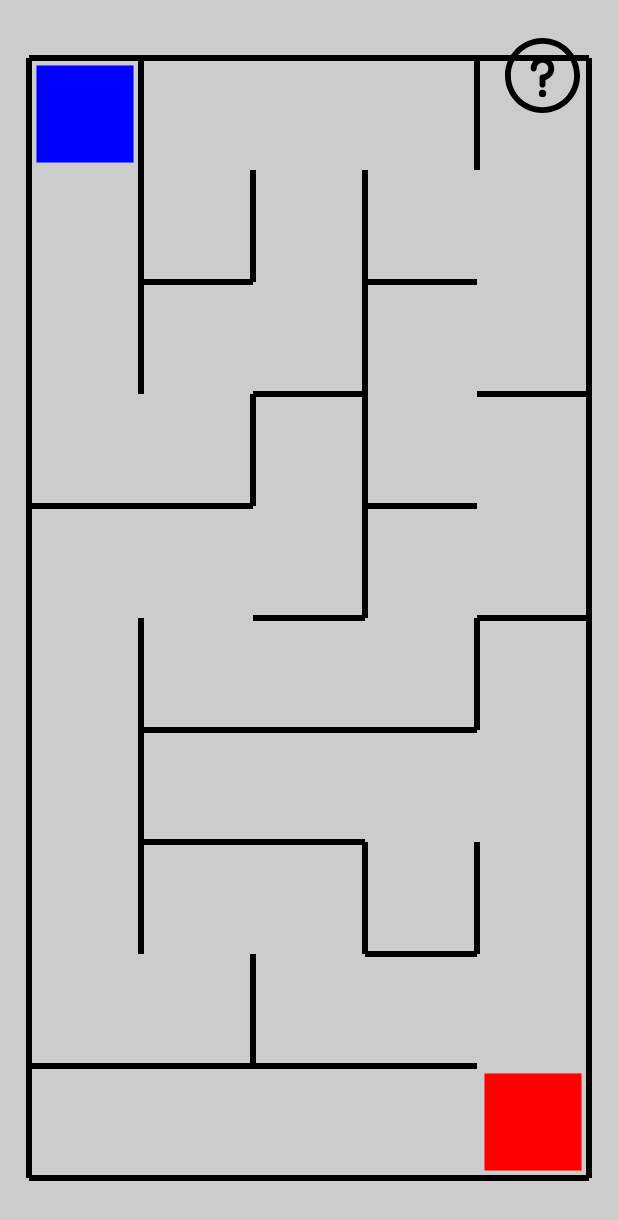
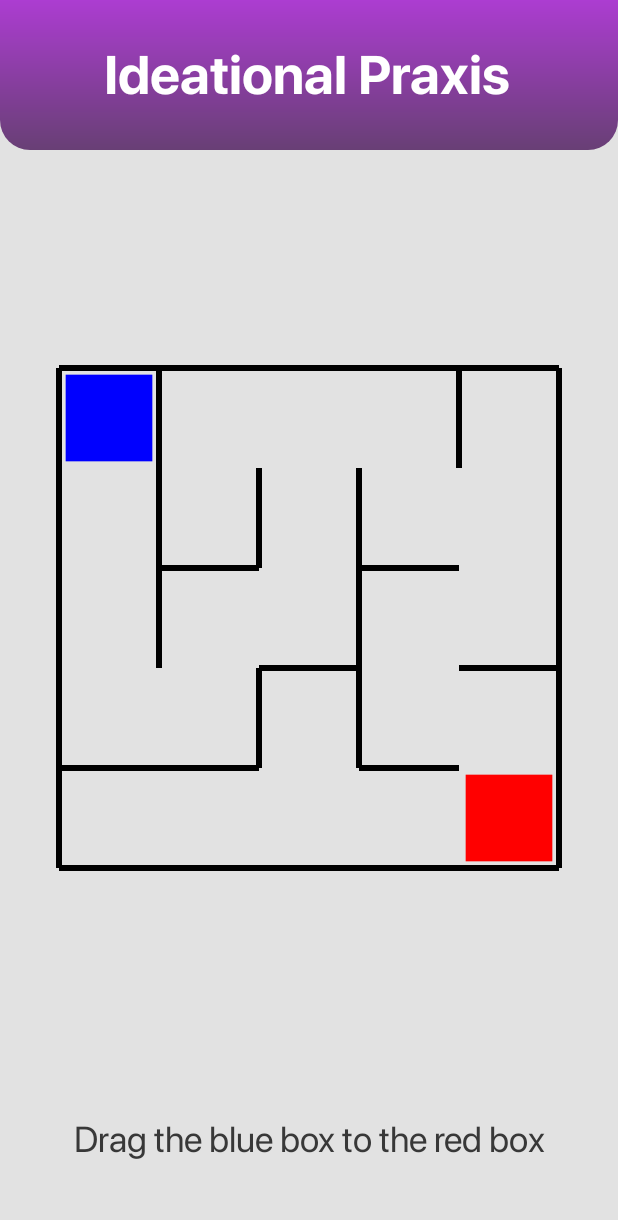
Before and after one commit to timeoutmode/ADAS, an Android app: the screen it shows after launch (IdeationalPraxisActivity), on a phone screen of 412 x 824 dp. Shown: the top 1220 px of the screen. Run offline under Robolectric (Android 15) with nearby library versions, the phone set to English and light mode, and no system bars.

Commit message:
Added rounds as well as a max round var to allow for scoring and the ability to complete the task.
Updated the layout to match other assessment activities.

```diff
--- a/app/src/main/java/com/example/adas/IdeationalPraxis/IdeationalPraxisActivity.java
+++ b/app/src/main/java/com/example/adas/IdeationalPraxis/IdeationalPraxisActivity.java
@@ -10,25 +10,9 @@ import com.example.adas.R;
 
 public class IdeationalPraxisActivity extends AppCompatActivity {
 
-    private ImageView helpBtn;
-
     @Override
     protected void onCreate(Bundle savedInstanceState) {
         super.onCreate(savedInstanceState);
         setContentView(R.layout.activity_ideational_praxis);
-
-        initialiseObjects();
-    }
-
-    private void initialiseObjects()
-    {
-        helpBtn = findViewById(R.id.instruction_btn);
-    }
-
-    private void setOnClickListeners()
-    {
-        helpBtn.setOnClickListener(v -> {
-
-        });
     }
 }
--- a/app/src/main/java/com/example/adas/IdeationalPraxis/MazeView.java
+++ b/app/src/main/java/com/example/adas/IdeationalPraxis/MazeView.java
@@ -5,6 +5,8 @@ import android.graphics.Canvas;
 import android.graphics.Color;
 import android.graphics.Paint;
 import android.util.AttributeSet;
+import android.util.DebugUtils;
+import android.util.Log;
 import android.view.MotionEvent;
 import android.view.View;
 import androidx.annotation.Nullable;
@@ -20,11 +22,14 @@ public class MazeView extends View {
 
     private Cell[][] cells;
     private Cell player, exit;
-    private static final int COLS = 5, ROWS = 10;
+    private static final int COLS = 5, ROWS = 5;
     private static final float WALL_THICKNESS = 6;
     private float cellSize, hMargin, vMargin;
     private Paint wallPaint, playerPaint, exitPaint;
     private Random random;
+
+    private static final int MAX_ROUNDS = 3;
+    private int curRounds;
 
     public MazeView(Context context, @Nullable AttributeSet attrs) {
         super(context, attrs);
@@ -36,7 +41,7 @@ public class MazeView extends View {
 
     @Override
     protected void onDraw(Canvas canvas) {
-        canvas.drawColor(Color.LTGRAY);
+        //canvas.drawColor(Color.LTGRAY);
 
         int width = getWidth();
         int height = getHeight();
@@ -125,7 +130,6 @@ public class MazeView extends View {
             float playerCenterX = hMargin + (player.col + 0.5f) * cellSize;
             float playerCenterY = vMargin + (player.row + 0.5f) * cellSize;
 
-
             // difference in coordinates between player touch and player rectangle
             float dx = x - playerCenterX;
             float dy = y - playerCenterY;
@@ -164,6 +168,8 @@ public class MazeView extends View {
         playerPaint = new Paint();
         exitPaint = new Paint();
         random = new Random();
+
+        curRounds = 0;
     }
 
     private void generateMaze() {
@@ -285,7 +291,13 @@ public class MazeView extends View {
     private void checkExit() {
         if (player == exit)
         {
-            generateMaze();
+            if (curRounds < MAX_ROUNDS) {
+                curRounds++;
+
+                generateMaze();
+            } else {
+
+            }
         }
     }
 
@@ -299,7 +311,7 @@ public class MazeView extends View {
 
         int col, row;
 
-        public Cell(int col, int row) {
+        private Cell(int col, int row) {
             this.col = col;
             this.row = row;
         }
--- a/app/src/main/res/layout/activity_ideational_praxis.xml
+++ b/app/src/main/res/layout/activity_ideational_praxis.xml
@@ -8,25 +8,50 @@
     android:orientation="vertical"
     tools:context=".IdeationalPraxis.IdeationalPraxisActivity">
 
+    <TextView
+        android:id="@+id/textView3"
+        android:layout_width="0dp"
+        android:layout_height="wrap_content"
+        android:layout_marginBottom="50dp"
+        android:text="@string/drag_the_blue_box_to_the_red_box"
+        android:textAlignment="center"
+        android:textSize="24sp"
+        app:layout_constraintBottom_toBottomOf="parent"
+        app:layout_constraintEnd_toEndOf="parent"
+        app:layout_constraintStart_toStartOf="@+id/Maze" />
+
+    <androidx.constraintlayout.widget.ConstraintLayout
+        android:layout_width="0dp"
+        android:layout_height="100dp"
+        android:background="@drawable/main_title_bar"
+        app:layout_constraintEnd_toEndOf="parent"
+        app:layout_constraintStart_toStartOf="parent"
+        app:layout_constraintTop_toTopOf="parent">
+
+        <TextView
+            android:id="@+id/textView4"
+            android:layout_width="wrap_content"
+            android:layout_height="wrap_content"
+            android:layout_marginStart="69dp"
+            android:layout_marginTop="24dp"
+            android:text="@string/ideational_praxis"
+            android:textColor="@android:color/white"
+            android:textSize="36sp"
+            android:textStyle="bold"
+            app:layout_constraintStart_toStartOf="parent"
+            app:layout_constraintTop_toTopOf="parent" />
+
+    </androidx.constraintlayout.widget.ConstraintLayout>
+
     <view
         android:id="@+id/Maze"
         class="com.example.adas.IdeationalPraxis.MazeView"
         android:layout_width="0dp"
-        android:layout_height="0dp"
+        android:layout_height="400dp"
         android:visibility="visible"
         app:layout_constraintBottom_toBottomOf="parent"
         app:layout_constraintEnd_toEndOf="parent"
         app:layout_constraintStart_toStartOf="parent"
         app:layout_constraintTop_toTopOf="parent" />
 
-    <ImageView
-        android:id="@+id/instruction_btn"
-        android:layout_width="wrap_content"
-        android:layout_height="wrap_content"
-        android:layout_marginTop="25dp"
-        android:layout_marginEnd="25dp"
-        app:layout_constraintEnd_toEndOf="parent"
-        app:layout_constraintTop_toTopOf="parent"
-        app:srcCompat="@drawable/ic_question_mark" />
-
 </androidx.constraintlayout.widget.ConstraintLayout>
--- a/app/src/main/res/values/strings.xml
+++ b/app/src/main/res/values/strings.xml
@@ -1,5 +1,7 @@
 <resources>
     <string name="app_name">ADAS</string>
+    <string name="ideational_praxis">Ideational Praxis</string>
+    <string name="drag_the_blue_box_to_the_red_box">Drag the blue box to the red box</string>
 
     <!-- Ethnicity   -->
     <string-array name="ethnicity">
```
